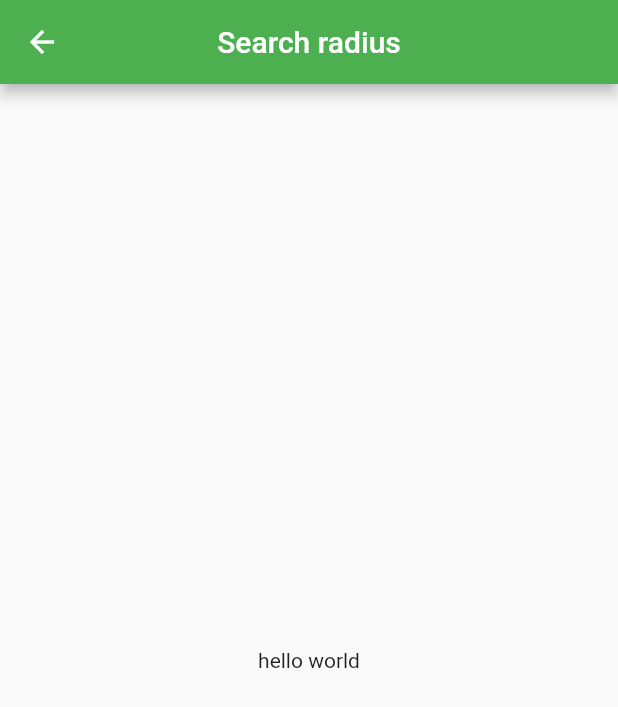
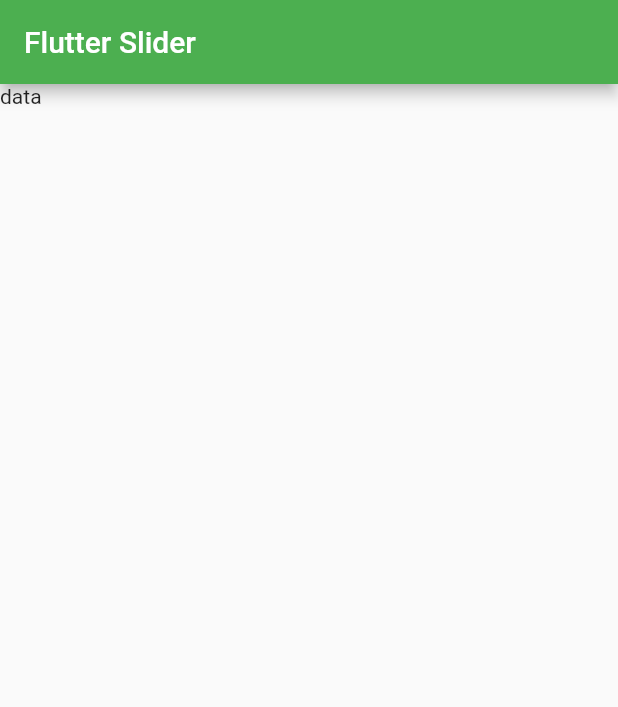
Before and after one commit to guava-food/guava-refactor, a Flutter app: the screen it shows after launch, item 3 of the bottom bar chosen, after a tap on "Search radius", on a phone screen of 412 x 824 dp. Shown: the top 707 px of the screen. Run offline on Flutter 3.47's test engine with Material 2 defaults, Android fonts, the phone set to English and light mode, and no system bars; our stand-ins replace cached_network_image, flutter_rating_bar, geolocator, settings_ui.

Commit message:
Cuisines page
Cuisines page in settings now reflects what the user choose in settings.

```diff
--- a/lib/data_files/gua_globals.dart
+++ b/lib/data_files/gua_globals.dart
@@ -5,5 +5,5 @@
 double searchRadius = -1;
 String sortBy = "-1";
 String cuisine = "-1";
-String pricesAllowed = "-1";
+String pricesAllowed = "No preference";
 List<String> pricesAllowedList = [];
--- a/lib/main.dart
+++ b/lib/main.dart
@@ -1,6 +1,8 @@
 // ignore_for_file: prefer_const_constructors
 import 'package:flutter/material.dart';
 import 'package:url_launcher/url_launcher_string.dart';
+
+import 'dart:async';
 
 import 'search_prefs/cuisines.dart';
 import 'search_prefs/prices.dart';
@@ -79,7 +81,7 @@
       ),
       routes: {
         '/': (context) => MyHomePage(title: "🍉 Guava"),
-        '/cuisines': (context) => CusinesPage(title: "cuisines"),
+        '/cuisines': (context) => CuisinesPage(title: "cuisines"),
         '/prices': (context) => PricesPage(title: "prices"),
         '/radius': (context) => SearchRadiusPage(title: "radius"),
         '/sortby': (context) => SortByPage(title: "sortby"),
@@ -134,6 +136,10 @@
     setState(() {
       _selectedIndex = index;
     });
+  }
+
+  FutureOr _onGoBack(dynamic value) {
+    setState(() {});
   }
 
   void _savePosition() async {
@@ -244,7 +250,7 @@
                 leading: Icon(Icons.sort_rounded),
                 title: Text('Sort by'),
                 onPressed: (context) {
-                  Navigator.pushNamed(context, "/sortby");
+                  Navigator.pushNamed(context, "/sortby").then(_onGoBack);
                 },
                 description:
                     sortBy == "-1" ? Text("No preference") : Text(sortBy)),
@@ -252,7 +258,7 @@
               leading: Icon(Icons.directions_walk),
               title: Text('Search radius'),
               onPressed: (context) {
-                Navigator.pushNamed(context, "/radius");
+                Navigator.pushNamed(context, "/radius").then(_onGoBack);
               },
               description: searchRadius == -1
                   ? Text("No preference")
@@ -262,21 +268,21 @@
               leading: Icon(Icons.restaurant_menu),
               title: Text('Cuisine'),
               onPressed: (context) {
-                Navigator.pushNamed(context, "/cuisines");
+                Navigator.pushNamed(context, "/cuisines").then(_onGoBack);
               },
-              description: cuisine == "-1"
+              description: cuisine == "No preference"
                   ? Text("No preference")
-                  : Text(searchRadius.toString()),
+                  : Text(cuisine.toString()),
             ),
             SettingsTile.navigation(
               leading: Icon(Icons.attach_money),
               title: Text('Price'),
               onPressed: (context) {
-                Navigator.pushNamed(context, "/prices");
+                Navigator.pushNamed(context, "/prices").then(_onGoBack);
               },
               description: pricesAllowed == "-1"
                   ? Text("No preference")
-                  : Text(searchRadius.toString()),
+                  : Text(pricesAllowed.toString()),
             ),
           ],
         ),
--- a/lib/search_prefs/prices.dart
+++ b/lib/search_prefs/prices.dart
@@ -13,12 +13,13 @@
 class _PricesPageState extends State<PricesPage> {
   @override
   Widget build(BuildContext context) {
-    return Scaffold(
+    return MaterialApp(
+        home: Scaffold(
       appBar: AppBar(
-        title: const Text("Price"),
-        centerTitle: true,
+        backgroundColor: Colors.green,
+        title: Text("Flutter Slider"),
       ),
-      body: Center(child: Text("hello world")),
-    );
+      body: Text("data"),
+    ));
   }
 }
--- a/lib/search_prefs/radius.dart
+++ b/lib/search_prefs/radius.dart
@@ -13,12 +13,13 @@
 class _SearchRadiusPageState extends State<SearchRadiusPage> {
   @override
   Widget build(BuildContext context) {
-    return Scaffold(
+    return MaterialApp(
+        home: Scaffold(
       appBar: AppBar(
-        title: const Text("Search radius"),
-        centerTitle: true,
+        backgroundColor: Colors.green,
+        title: Text("Flutter Slider"),
       ),
-      body: Center(child: Text("hello world")),
-    );
+      body: Text("data"),
+    ));
   }
 }
```
Also changed, not shown: lib/search_prefs/cuisines.dart (+39 -6 lines).
